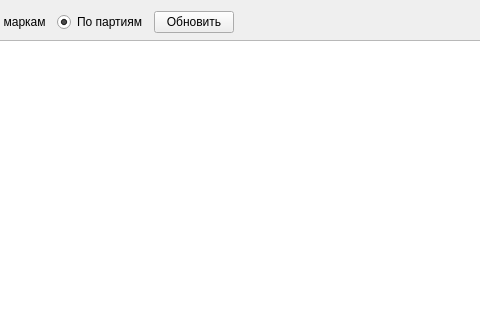
Qt form formreportpodt.ui (Sergeyego/wire_pr) before a commit; both pictures show x 363 to 843 and y 0 to 320 of the 966 by 721 pixel window.
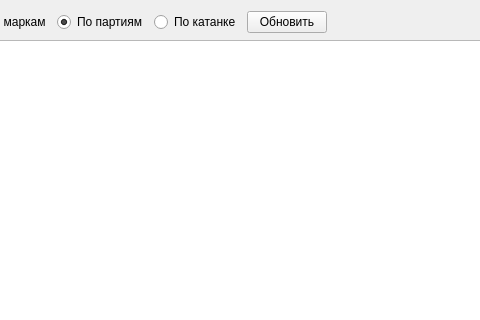
The same form after that commit. Custom widgets are drawn as their Qt base class.

Commit message: добавлен брак подтяжек и отчет подтяжек по катанке

Diff of the .ui file:
```diff
--- a/formreportpodt.ui
+++ b/formreportpodt.ui
@@ -56,6 +56,13 @@
        </property>
       </widget>
      </item>
+     <item>
+      <widget class="QRadioButton" name="radioButtonKat">
+       <property name="text">
+        <string>По катанке</string>
+       </property>
+      </widget>
+     </item>
      <item>
       <widget class="QPushButton" name="pushButtonUpd">
        <property name="text">
```
The commit also changes 12 other files.
